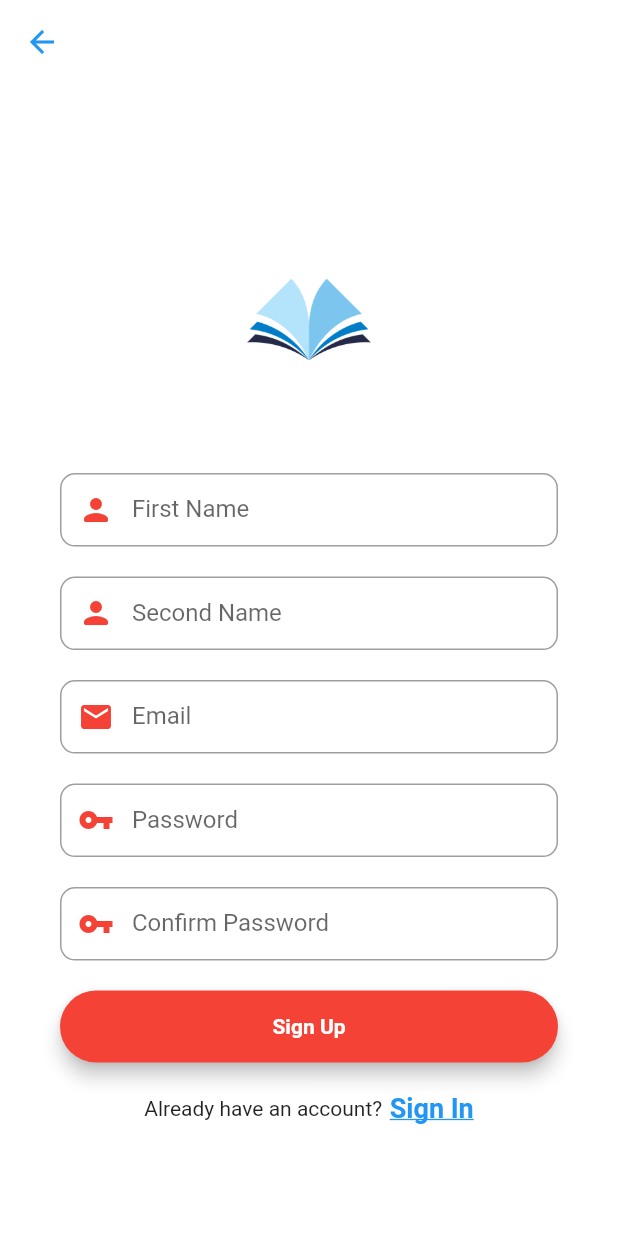
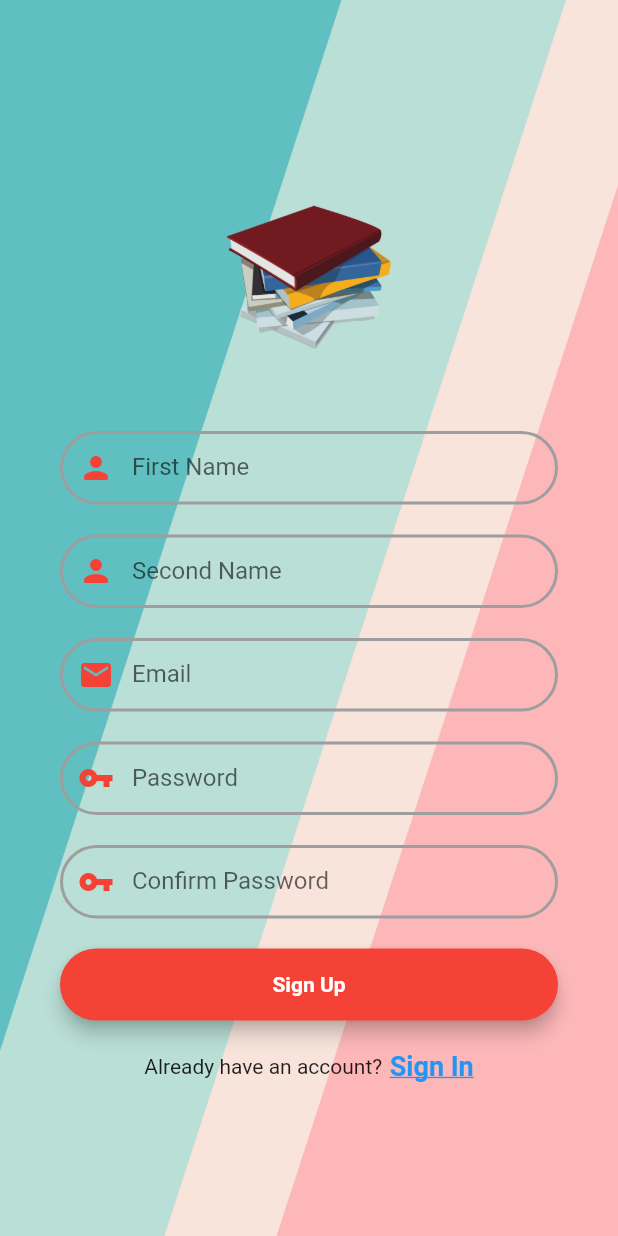
Before and after one commit to nepali-rakshya/book_library_application, a Flutter app: the screen it shows after launch, after a tap on "Sign Up", on a phone screen of 412 x 824 dp. Run offline on Flutter 3.47's test engine with Material 2 defaults, Android fonts, the light colour scheme and no system bars; our stand-ins replace cloud_firestore, date_format, firebase_auth, firebase_core; accounts and stored records are empty.

Commit message:
second commit

```diff
--- a/lib/main.dart
+++ b/lib/main.dart
@@ -27,7 +27,7 @@ class MyApp extends StatelessWidget {
     return MaterialApp(
       color: Colors.white,
       debugShowCheckedModeBanner: false,
-      title: 'Note Keeping App',
+      title: 'Book Library Application',
       home: Scaffold(
         body: StreamBuilder<User?>(
           stream: FirebaseAuth.instance.authStateChanges(),
--- a/lib/screens/homepage.dart
+++ b/lib/screens/homepage.dart
@@ -1,5 +1,3 @@
-// ignore_for_file: deprecated_member_use
-
 import 'package:cloud_firestore/cloud_firestore.dart';
 import 'package:firebase_auth/firebase_auth.dart';
 import 'package:flutter/material.dart';
@@ -39,7 +37,8 @@ class _HomePageState extends State<HomePage> {
   @override
   Widget build(BuildContext context) {
     return Scaffold(
-      backgroundColor: Colors.white,
+
+      backgroundColor: Colors.blue[100],
       floatingActionButton: FloatingActionButton(
         onPressed: () {
           Navigator.push(
@@ -52,26 +51,27 @@ class _HomePageState extends State<HomePage> {
         child: const Icon(Icons.add),
       ),
       appBar: AppBar(
-        backgroundColor: Colors.white,
+        title: Text("Book Library", style: TextStyle(
+                                  fontWeight: FontWeight.bold,
+                                  fontSize: 23.0,
+                                  color: Colors.white),),
+        backgroundColor: Colors.blue[200],
         elevation: 0.0,
-        leading: Icon(
-          Icons.menu,
-          color: Colors.blue,
-        ),
         actions: [
-          IconButton(
-            icon: const Icon(
-              Icons.notifications,
-              color: Colors.blue,
-            ),
-            onPressed: () {},
-          ),
           IconButton(
               onPressed: () {},
               icon: const Icon(Icons.logout, color: Colors.blue))
         ],
       ),
-      body: StreamBuilder(
+      body: Container(
+        decoration: BoxDecoration(
+          image: DecorationImage(
+            image: AssetImage("assets/images/bgimg.jpg"),
+            colorFilter: new ColorFilter.mode(Colors.black.withOpacity(0.6), BlendMode.dstATop),
+            fit: BoxFit.cover,
+          ),
+        ),
+      child: StreamBuilder(
         stream: FirebaseFirestore.instance
             .collection('users')
             .doc(loggedInUser.uid)
@@ -111,7 +111,7 @@ class _HomePageState extends State<HomePage> {
                         ListTile(
                           leading: CircleAvatar(
                               child: Image.asset(
-                                  "assets/images/—Pngtree—books logo_4135439.png")),
+                                  "assets/images/booklogo.png")),
                           iconColor: Colors.black,
                           title: Text(
                             document['title'],
@@ -184,6 +184,7 @@ class _HomePageState extends State<HomePage> {
           );
         },
       ),
+    ),
     );
   }
 }
--- a/lib/screens/signin.dart
+++ b/lib/screens/signin.dart
@@ -42,7 +42,15 @@ class _SigninScreenState extends State<SigninScreen> {
           contentPadding: const EdgeInsets.fromLTRB(10, 15, 10, 15),
           labelText: "Email",
           border:
-              OutlineInputBorder(borderRadius: BorderRadius.circular(10.0))),
+              OutlineInputBorder(borderRadius: BorderRadius.circular(10.0)),
+          enabledBorder: OutlineInputBorder(
+                  borderRadius: BorderRadius.circular(25.0),
+                  borderSide: BorderSide(
+                    color: Colors.grey,
+                    width: 2.0,
+                  ),
+                ),
+      ),
       autofocus: false,
       controller: emailController,
       keyboardType: TextInputType.emailAddress,
@@ -69,7 +77,15 @@ class _SigninScreenState extends State<SigninScreen> {
           // hintText: "Enter your password",
           labelText: "Password",
           border:
-              OutlineInputBorder(borderRadius: BorderRadius.circular(10.0))),
+              OutlineInputBorder(borderRadius: BorderRadius.circular(10.0)),
+        enabledBorder: OutlineInputBorder(
+                  borderRadius: BorderRadius.circular(25.0),
+                  borderSide: BorderSide(
+                    color: Colors.grey,
+                    width: 2.0,
+                  ),
+                ),
+      ),
       autofocus: false,
       controller: passwordController,
       obscureText: true,
@@ -92,7 +108,7 @@ class _SigninScreenState extends State<SigninScreen> {
     final loginButton = Material(
       elevation: 5,
       borderRadius: BorderRadius.circular(30.0),
-      color: Colors.green,
+      color: Colors.blueAccent[700],
       child: MaterialButton(
         padding: const EdgeInsets.fromLTRB(10, 15, 10, 15),
         minWidth: MediaQuery.of(context).size.width,
@@ -112,7 +128,7 @@ class _SigninScreenState extends State<SigninScreen> {
         style: TextStyle(
             decoration: TextDecoration.underline,
             color: Colors.redAccent,
-            fontSize: 18.0,
+            fontSize: 15.0,
             fontWeight: FontWeight.bold),
       ),
       onTap: () {
@@ -133,7 +149,6 @@ class _SigninScreenState extends State<SigninScreen> {
       child:Center(
         child: SingleChildScrollView(
           child: Container(
-            color: Color.fromARGB(100, 22, 44, 33),
             child: Padding(
               padding: const EdgeInsets.all(40.0),
               child: Form(
@@ -145,12 +160,12 @@ class _SigninScreenState extends State<SigninScreen> {
                       SizedBox(
                         child: Image.asset(
                           "assets/images/booklogo.png",
-                          height: MediaQuery.of(context).size.height * 0.35,
+                          height: MediaQuery.of(context).size.height * 0.25,
                           fit: BoxFit.contain,
                         ),
                       ),
                       Text("Book Library Application",style: TextStyle(
-                        fontWeight: FontWeight.bold,fontSize: 20.0,color: Colors.blueAccent[700]
+                        fontWeight: FontWeight.bold,fontSize: 22.0,color: Colors.blueAccent,
 
                       )),
                       const SizedBox(height: 20.0),
@@ -173,7 +188,7 @@ class _SigninScreenState extends State<SigninScreen> {
                               "Sign Up",
                               style: TextStyle(
                                   fontWeight: FontWeight.bold,
-                                  fontSize: 18.0,
+                                  fontSize: 15.0,
                                   decoration: TextDecoration.underline,
                                   color: Colors.blue),
                             ),
--- a/lib/screens/signup.dart
+++ b/lib/screens/signup.dart
@@ -40,7 +40,15 @@ class _SignupScreenState extends State<SignupScreen> {
           contentPadding: const EdgeInsets.fromLTRB(10, 15, 10, 15),
           labelText: "First Name",
           border:
-              OutlineInputBorder(borderRadius: BorderRadius.circular(10.0))),
+              OutlineInputBorder(borderRadius: BorderRadius.circular(10.0)),
+              enabledBorder: OutlineInputBorder(
+                  borderRadius: BorderRadius.circular(25.0),
+                  borderSide: BorderSide(
+                    color: Colors.grey,
+                    width: 2.0,
+                  ),
+                ),
+    ),
       autofocus: false,
       controller: firstNameEditingController,
       keyboardType: TextInputType.name,
@@ -71,7 +79,15 @@ class _SignupScreenState extends State<SignupScreen> {
           // hintText: "Enter your email address",
           labelText: "Second Name",
           border:
-              OutlineInputBorder(borderRadius: BorderRadius.circular(10.0))),
+              OutlineInputBorder(borderRadius: BorderRadius.circular(10.0)),
+              enabledBorder: OutlineInputBorder(
+                  borderRadius: BorderRadius.circular(25.0),
+                  borderSide: BorderSide(
+                    color: Colors.grey,
+                    width: 2.0,
+                  ),
+                ),
+    ),
       autofocus: false,
       controller: secondNameEditingController,
       keyboardType: TextInputType.name,
@@ -95,7 +111,15 @@ class _SignupScreenState extends State<SignupScreen> {
           // hintText: "Enter your email address",
           labelText: "Email",
           border:
-              OutlineInputBorder(borderRadius: BorderRadius.circular(10.0))),
+              OutlineInputBorder(borderRadius: BorderRadius.circular(10.0)),
+              enabledBorder: OutlineInputBorder(
+                  borderRadius: BorderRadius.circular(25.0),
+                  borderSide: BorderSide(
+                    color: Colors.grey,
+                    width: 2.0,
+                  ),
+                ),
+    ),
       autofocus: false,
       controller: emailEditingController,
       keyboardType: TextInputType.emailAddress,
@@ -122,7 +146,15 @@ class _SignupScreenState extends State<SignupScreen> {
           // hintText: "Enter your email address",
           labelText: "Password",
           border:
-              OutlineInputBorder(borderRadius: BorderRadius.circular(10.0))),
+              OutlineInputBorder(borderRadius: BorderRadius.circular(10.0)),
+              enabledBorder: OutlineInputBorder(
+                  borderRadius: BorderRadius.circular(25.0),
+                  borderSide: BorderSide(
+                    color: Colors.grey,
+                    width: 2.0,
+                  ),
+                ),
+    ),
       autofocus: false,
       obscureText: true,
       controller: passwordEditingController,
@@ -149,7 +181,15 @@ class _SignupScreenState extends State<SignupScreen> {
           // hintText: "Enter your email address",
           labelText: "Confirm Password",
           border:
-              OutlineInputBorder(borderRadius: BorderRadius.circular(10.0))),
+              OutlineInputBorder(borderRadius: BorderRadius.circular(10.0)),
+              enabledBorder: OutlineInputBorder(
+                  borderRadius: BorderRadius.circular(25.0),
+                  borderSide: BorderSide(
+                    color: Colors.grey,
+                    width: 2.0,
+                  ),
+                ),
+      ),
       autofocus: false,
       controller: confirmPasswordEditingController,
       obscureText: true,
@@ -185,24 +225,16 @@ class _SignupScreenState extends State<SignupScreen> {
     );
 
     return Scaffold(
-      backgroundColor: Colors.white,
-      appBar: AppBar(
-        elevation: 0,
-        backgroundColor: Colors.transparent,
-        leading: IconButton(
-          icon: const Icon(
-            Icons.arrow_back,
-            color: Colors.blue,
+      body:Container(
+        decoration: BoxDecoration(
+          image: DecorationImage(
+            image: AssetImage("assets/images/bgimg.jpg"),
+            fit: BoxFit.cover,
           ),
-          onPressed: () {
-            Navigator.of(context).pop();
-          },
         ),
-      ),
-      body: Center(
+      child: Center(
         child: SingleChildScrollView(
           child: Container(
-            color: Colors.white,
             child: Padding(
               padding: const EdgeInsets.all(40.0),
               child: Form(
@@ -213,7 +245,7 @@ class _SignupScreenState extends State<SignupScreen> {
                     children: [
                       SizedBox(
                         child: Image.asset(
-                          "assets/images/—Pngtree—books logo_4135439.png",
+                          "assets/images/booklogo.png",
                           height: MediaQuery.of(context).size.height * 0.2,
                           fit: BoxFit.contain,
                         ),
@@ -261,6 +293,7 @@ class _SignupScreenState extends State<SignupScreen> {
             ),
           ),
         ),
+      ),
       ),
     );
   }
```
Also changed, not shown: assets/images/bgimg.jpg.
